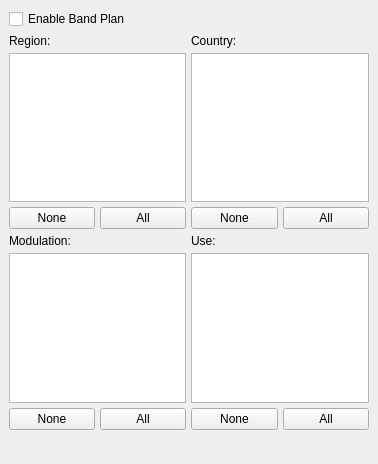
Before: the Qt Designer form src/qtgui/dockbandplan.ui in gqrx-sdr/gqrx, drawn with Qt 5.
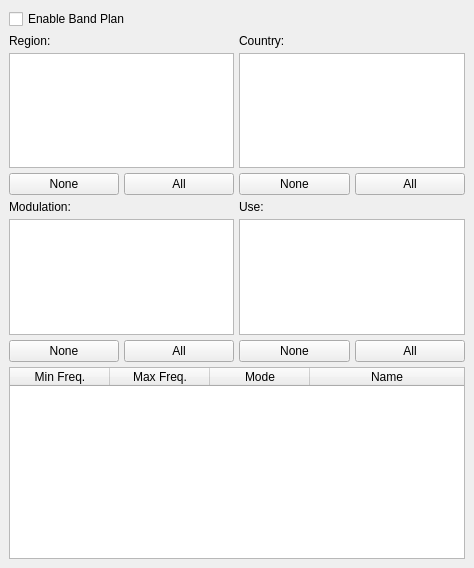
After: the same form once the commit is applied. Icons and pictures are not drawn.

Commit message: adds a table of visible band plan items, double-clickable to change rx settings

Diff of the .ui file:
```diff
--- a/src/qtgui/dockbandplan.ui
+++ b/src/qtgui/dockbandplan.ui
@@ -6,8 +6,8 @@
    <rect>
     <x>0</x>
     <y>0</y>
-    <width>378</width>
-    <height>464</height>
+    <width>474</width>
+    <height>568</height>
    </rect>
   </property>
   <property name="sizePolicy">
@@ -71,8 +71,8 @@
         <rect>
          <x>0</x>
          <y>0</y>
-         <width>360</width>
-         <height>427</height>
+         <width>456</width>
+         <height>531</height>
         </rect>
        </property>
        <layout class="QVBoxLayout" name="verticalLayout">
@@ -92,7 +92,7 @@
          <number>0</number>
         </property>
         <item>
-         <layout class="QGridLayout" name="gridLayout">
+         <layout class="QGridLayout" name="gridLayout" rowstretch="0,0,0,0,0,0,0,0">
           <property name="sizeConstraint">
            <enum>QLayout::SetDefaultConstraint</enum>
           </property>
@@ -111,24 +111,6 @@
           <property name="spacing">
            <number>5</number>
           </property>
-          <item row="6" column="2" colspan="2">
-           <layout class="QHBoxLayout" name="horizontalLayout_6">
-            <item>
-             <widget class="QPushButton" name="pbUseNone">
-              <property name="text">
-               <string>None</string>
-              </property>
-             </widget>
-            </item>
-            <item>
-             <widget class="QPushButton" name="pbUseAll">
-              <property name="text">
-               <string>All</string>
-              </property>
-             </widget>
-            </item>
-           </layout>
-          </item>
           <item row="4" column="0" colspan="2">
            <widget class="QLabel" name="label_5">
             <property name="text">
@@ -149,6 +131,24 @@
             </property>
            </widget>
           </item>
+          <item row="6" column="0" colspan="2">
+           <layout class="QHBoxLayout" name="horizontalLayout_5">
+            <item>
+             <widget class="QPushButton" name="pbModNone">
+              <property name="text">
+               <string>None</string>
+              </property>
+             </widget>
+            </item>
+            <item>
+             <widget class="QPushButton" name="pbModAll">
+              <property name="text">
+               <string>All</string>
+              </property>
+             </widget>
+            </item>
+           </layout>
+          </item>
           <item row="4" column="2" colspan="2">
            <widget class="QLabel" name="label_7">
             <property name="text">
@@ -156,6 +156,44 @@
             </property>
            </widget>
           </item>
+          <item row="5" column="0" colspan="2">
+           <widget class="QListWidget" name="bandPlanModulationsList">
+            <property name="alternatingRowColors">
+             <bool>true</bool>
+            </property>
+            <property name="selectionMode">
+             <enum>QAbstractItemView::MultiSelection</enum>
+            </property>
+            <property name="sortingEnabled">
+             <bool>true</bool>
+            </property>
+           </widget>
+          </item>
+          <item row="6" column="2" colspan="2">
+           <layout class="QHBoxLayout" name="horizontalLayout_6">
+            <item>
+             <widget class="QPushButton" name="pbUseNone">
+              <property name="text">
+               <string>None</string>
+              </property>
+             </widget>
+            </item>
+            <item>
+             <widget class="QPushButton" name="pbUseAll">
+              <property name="text">
+               <string>All</string>
+              </property>
+             </widget>
+            </item>
+           </layout>
+          </item>
+          <item row="1" column="2" colspan="2">
+           <widget class="QLabel" name="label_6">
+            <property name="text">
+             <string>Country:</string>
+            </property>
+           </widget>
+          </item>
           <item row="2" column="0" colspan="2">
            <widget class="QListWidget" name="bandPlanRegionsList">
             <property name="alternatingRowColors">
@@ -169,31 +207,66 @@
             </property>
            </widget>
           </item>
-          <item row="1" column="0" colspan="2">
-           <widget class="QLabel" name="label_4">
-            <property name="text">
-             <string>Region:</string>
+          <item row="7" column="0" colspan="4">
+           <widget class="QTableWidget" name="visibleItemList">
+            <property name="sizePolicy">
+             <sizepolicy hsizetype="Expanding" vsizetype="MinimumExpanding">
+              <horstretch>0</horstretch>
+              <verstretch>0</verstretch>
+             </sizepolicy>
             </property>
+            <property name="editTriggers">
+             <set>QAbstractItemView::NoEditTriggers</set>
+            </property>
+            <property name="alternatingRowColors">
+             <bool>true</bool>
+            </property>
+            <property name="selectionMode">
+             <enum>QAbstractItemView::SingleSelection</enum>
+            </property>
+            <property name="selectionBehavior">
+             <enum>QAbstractItemView::SelectRows</enum>
+            </property>
+            <property name="wordWrap">
+             <bool>false</bool>
+            </property>
+            <property name="cornerButtonEnabled">
+             <bool>false</bool>
+            </property>
+            <property name="columnCount">
+             <number>4</number>
+            </property>
+            <attribute name="horizontalHeaderVisible">
+             <bool>true</bool>
+            </attribute>
+            <attribute name="horizontalHeaderStretchLastSection">
+             <bool>true</bool>
+            </attribute>
+            <attribute name="verticalHeaderVisible">
+             <bool>false</bool>
+            </attribute>
+            <column>
+             <property name="text">
+              <string>Min Freq.</string>
+             </property>
+            </column>
+            <column>
+             <property name="text">
+              <string>Max Freq.</string>
+             </property>
+            </column>
+            <column>
+             <property name="text">
+              <string>Mode</string>
+             </property>
+            </column>
+            <column>
+             <property name="text">
+              <string>Name</string>
+             </property>
+            </column>
            </widget>
           </item>
-          <item row="3" column="0" colspan="2">
-           <layout class="QHBoxLayout" name="horizontalLayout_3">
-            <item>
-             <widget class="QPushButton" name="pbRegionNone">
-              <property name="text">
-               <string>None</string>
-              </property>
-             </widget>
-            </item>
-            <item>
-             <widget class="QPushButton" name="pbRegionAll">
-              <property name="text">
-               <string>All</string>
-              </property>
-             </widget>
-            </item>
-           </layout>
-          </item>
           <item row="0" column="0" colspan="4">
            <widget class="QCheckBox" name="bandPlanCheckboxEnable">
             <property name="toolTip">
@@ -204,6 +277,44 @@
             </property>
            </widget>
           </item>
+          <item row="3" column="0" colspan="2">
+           <layout class="QHBoxLayout" name="horizontalLayout_3">
+            <item>
+             <widget class="QPushButton" name="pbRegionNone">
+              <property name="text">
+               <string>None</string>
+              </property>
+             </widget>
+            </item>
+            <item>
+             <widget class="QPushButton" name="pbRegionAll">
+              <property name="text">
+               <string>All</string>
+              </property>
+             </widget>
+            </item>
+           </layout>
+          </item>
+          <item row="1" column="0" colspan="2">
+           <widget class="QLabel" name="label_4">
+            <property name="text">
+             <string>Region:</string>
+            </property>
+           </widget>
+          </item>
+          <item row="2" column="2" colspan="2">
+           <widget class="QListWidget" name="bandPlanCountriesList">
+            <property name="alternatingRowColors">
+             <bool>true</bool>
+            </property>
+            <property name="selectionMode">
+             <enum>QAbstractItemView::MultiSelection</enum>
+            </property>
+            <property name="sortingEnabled">
+             <bool>true</bool>
+            </property>
+           </widget>
+          </item>
           <item row="3" column="2" colspan="2">
            <layout class="QHBoxLayout" name="horizontalLayout_4">
             <item>
@@ -222,70 +333,6 @@
             </item>
            </layout>
           </item>
-          <item row="5" column="0" colspan="2">
-           <widget class="QListWidget" name="bandPlanModulationsList">
-            <property name="alternatingRowColors">
-             <bool>true</bool>
-            </property>
-            <property name="selectionMode">
-             <enum>QAbstractItemView::MultiSelection</enum>
-            </property>
-            <property name="sortingEnabled">
-             <bool>true</bool>
-            </property>
-           </widget>
-          </item>
-          <item row="7" column="0" colspan="4">
-           <spacer name="verticalSpacer">
-            <property name="orientation">
-             <enum>Qt::Vertical</enum>
-            </property>
-            <property name="sizeHint" stdset="0">
-             <size>
-              <width>253</width>
-              <height>68</height>
-             </size>
-            </property>
-           </spacer>
-          </item>
-          <item row="6" column="0" colspan="2">
-           <layout class="QHBoxLayout" name="horizontalLayout_5">
-            <item>
-             <widget class="QPushButton" name="pbModNone">
-              <property name="text">
-               <string>None</string>
-              </property>
-             </widget>
-            </item>
-            <item>
-             <widget class="QPushButton" name="pbModAll">
-              <property name="text">
-               <string>All</string>
-              </property>
-             </widget>
-            </item>
-           </layout>
-          </item>
-          <item row="2" column="2" colspan="2">
-           <widget class="QListWidget" name="bandPlanCountriesList">
-            <property name="alternatingRowColors">
-             <bool>true</bool>
-            </property>
-            <property name="selectionMode">
-             <enum>QAbstractItemView::MultiSelection</enum>
-            </property>
-            <property name="sortingEnabled">
-             <bool>true</bool>
-            </property>
-           </widget>
-          </item>
-          <item row="1" column="2" colspan="2">
-           <widget class="QLabel" name="label_6">
-            <property name="text">
-             <string>Country:</string>
-            </property>
-           </widget>
-          </item>
          </layout>
         </item>
        </layout>
```
Left out of the diff: 140 changed lines with no effect on the pictures. The commit also changes 5 other files.
